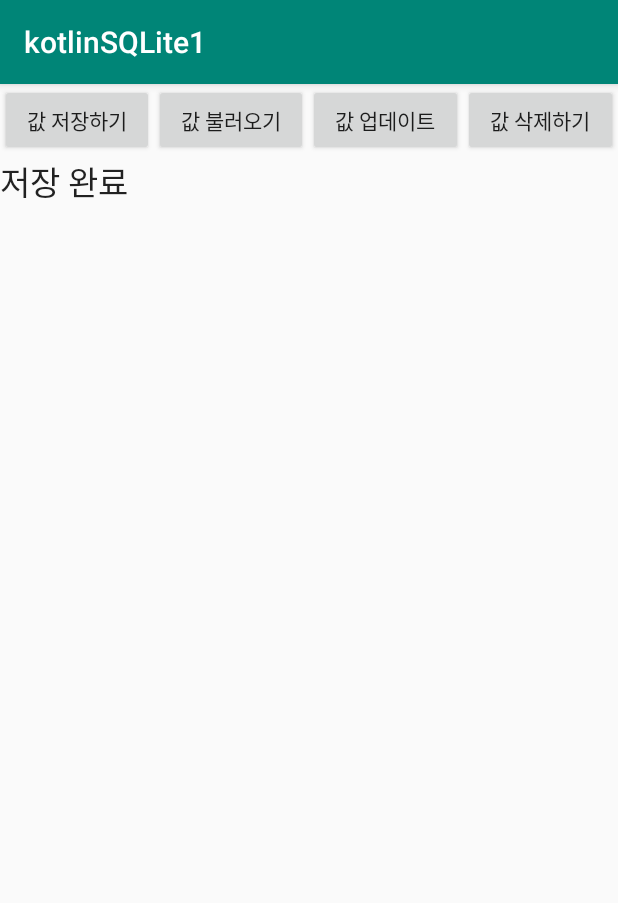
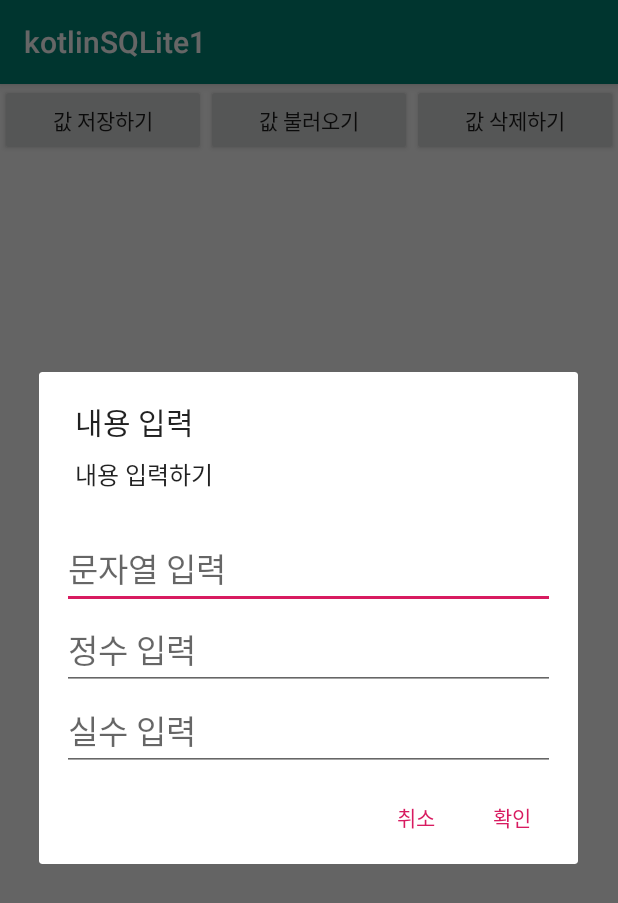
Before and after one commit to dailyshow/kotlinSQLite1, an Android app: the screen it shows after launch (MainActivity), after a tap on "값 저장하기", on a phone screen of 412 x 824 dp. Shown: the top 903 px of the screen. Run offline under Robolectric (Android 15) with nearby library versions, the phone set to English and light mode, and no system bars.

Commit message:
동적으로 crud 동작하도록 변경

```diff
--- a/app/build.gradle
+++ b/app/build.gradle
@@ -32,4 +32,5 @@ dependencies {
     testImplementation 'junit:junit:4.12'
     androidTestImplementation 'androidx.test.ext:junit:1.1.1'
     androidTestImplementation 'androidx.test.espresso:espresso-core:3.2.0'
+    implementation "androidx.recyclerview:recyclerview:1.0.0"
 }
--- a/app/src/main/java/com/cis/kotlinsqlite1/DBHelper.kt
+++ b/app/src/main/java/com/cis/kotlinsqlite1/DBHelper.kt
@@ -12,7 +12,7 @@ class DBHelper(context: Context): SQLiteOpenHelper(context, "Test.db", null, 2)
     override fun onCreate(db: SQLiteDatabase?) {
         Log.d("msg", "onCreate")
 
-        var sql = "create table TestTable (" +
+        val sql = "create table TestTable (" +
                 "idx integer primary key autoincrement," +
                 "textData text not null," +
                 "intData integer not null," +
--- /dev/null
+++ b/app/src/main/java/com/cis/kotlinsqlite1/Fragment/DialogInsertFragment.kt
@@ -0,0 +1,61 @@
+package com.cis.kotlinsqlite1.Fragment
+
+import android.app.Dialog
+import android.content.DialogInterface
+import android.os.Bundle
+import android.widget.EditText
+import android.widget.Toast
+import androidx.appcompat.app.AlertDialog
+import androidx.fragment.app.DialogFragment
+import com.cis.kotlinsqlite1.MainActivity
+import com.cis.kotlinsqlite1.R
+
+class DialogInsertFragment : DialogFragment() {
+    var str: EditText? = null
+    var intNum: EditText? = null
+    var floatNum: EditText? = null
+
+    override fun onCreateDialog(savedInstanceState: Bundle?): Dialog {
+
+        val view = requireActivity().layoutInflater.inflate(R.layout.dialog_insert, null)
+
+        str = view.findViewById<EditText>(R.id.inputTextEt)
+        intNum = view.findViewById<EditText>(R.id.inputIntEt)
+        floatNum = view.findViewById<EditText>(R.id.inputFloatEt)
+
+        val listener = Listener()
+
+        val builder = AlertDialog.Builder(requireActivity())
+        builder.setView(view)
+        builder.setTitle("내용 입력")
+        builder.setMessage("내용 입력하기")
+        builder.setNegativeButton("취소", listener)
+        builder.setPositiveButton("확인", listener)
+
+        val dialog = builder.create()
+
+        return dialog
+    }
+
+    inner class Listener : DialogInterface.OnClickListener {
+        override fun onClick(dialog: DialogInterface?, which: Int) {
+            when (which) {
+                DialogInterface.BUTTON_NEGATIVE -> {
+                    dismiss()
+                }
+                DialogInterface.BUTTON_POSITIVE -> {
+                    val str2 = str?.text.toString()
+                    val intNum2 = intNum?.text.toString().toInt()
+                    val floatNum2 = floatNum?.text.toString().toFloat()
+
+                    val mainActivity = activity as MainActivity
+                    mainActivity.insertData(requireActivity(), str2, intNum2, floatNum2)
+
+                    Toast.makeText(requireActivity(), "저장 완료", Toast.LENGTH_SHORT).show()
+
+                    mainActivity.selectData(requireActivity())
+                }
+            }
+        }
+    }
+}
--- /dev/null
+++ b/app/src/main/java/com/cis/kotlinsqlite1/Items.kt
@@ -0,0 +1,5 @@
+package com.cis.kotlinsqlite1
+
+class Items(var idx: Int, var textData: String, var intData: Int, var floatData: Float, var dateData: String) {
+
+}
--- a/app/src/main/res/layout/activity_main.xml
+++ b/app/src/main/res/layout/activity_main.xml
@@ -27,13 +27,6 @@
             android:text="값 불러오기" />
 
         <Button
-            android:id="@+id/updateBtn"
-            android:layout_width="0dp"
-            android:layout_height="wrap_content"
-            android:layout_weight="1"
-            android:text="값 업데이트" />
-
-        <Button
             android:id="@+id/deleteBtn"
             android:layout_width="0dp"
             android:layout_height="wrap_content"
@@ -41,16 +34,11 @@
             android:text="값 삭제하기" />
     </LinearLayout>
 
-    <ScrollView
+    <androidx.recyclerview.widget.RecyclerView
+        android:id="@+id/mainRv"
         android:layout_width="match_parent"
-        android:layout_height="match_parent">
-
-        <TextView
-            android:id="@+id/tv"
-            android:layout_width="match_parent"
-            android:layout_height="wrap_content"
-            android:text="textview"
-            android:textAppearance="@style/TextAppearance.AppCompat.Large" />
-    </ScrollView>
+        android:layout_height="match_parent"
+        app:layoutManager="androidx.recyclerview.widget.LinearLayoutManager"
+        tools:listitem="@layout/view_layout"/>
 
 </LinearLayout>
--- a/app/src/main/res/layout/dialog.xml
+++ b/app/src/main/res/layout/dialog.xml
@@ -16,5 +16,4 @@
         android:layout_width="match_parent"
         android:layout_height="wrap_content"/>
 
-
 </LinearLayout>
--- /dev/null
+++ b/app/src/main/res/layout/dialog_insert.xml
@@ -0,0 +1,22 @@
+<?xml version="1.0" encoding="utf-8"?>
+<LinearLayout xmlns:android="http://schemas.android.com/apk/res/android"
+    android:layout_width="match_parent"
+    android:layout_height="match_parent"
+    android:orientation="vertical">
+
+    <EditText
+        android:id="@+id/inputTextEt"
+        style="@style/DialogEtTvStyle"
+        android:hint="문자열 입력"/>
+
+    <EditText
+        android:id="@+id/inputIntEt"
+        style="@style/DialogEtTvStyle"
+        android:hint="정수 입력"/>
+
+    <EditText
+        android:id="@+id/inputFloatEt"
+        style="@style/DialogEtTvStyle"
+        android:hint="실수 입력"/>
+
+</LinearLayout>
--- a/app/src/main/res/values/styles.xml
+++ b/app/src/main/res/values/styles.xml
@@ -8,4 +8,12 @@
         <item name="colorAccent">@color/colorAccent</item>
     </style>
 
+    <style name="DialogEtTvStyle" parent="Theme.AppCompat.Light.DarkActionBar">
+        <item name="android:layout_width">match_parent</item>
+        <item name="android:layout_height">wrap_content</item>
+        <item name="android:layout_marginLeft">15dp</item>
+        <item name="android:layout_marginRight">15dp</item>
+        <item name="android:textAppearance">@style/TextAppearance.AppCompat.Large</item>
+    </style>
+
 </resources>
```
Also changed, not shown: app/src/main/java/com/cis/kotlinsqlite1/Fragment/DialogDeleteFragment.kt (renamed from app/src/main/java/com/cis/kotlinsqlite1/DialogFragment.kt, +15 -13 lines), app/src/main/java/com/cis/kotlinsqlite1/Fragment/DialogUpdateFragment.kt (added, +67 -0 lines), app/src/main/java/com/cis/kotlinsqlite1/MainActivity.kt (+60 -57 lines), app/src/main/java/com/cis/kotlinsqlite1/RecyclerAdapter.kt (added, +59 -0 lines), app/src/main/res/layout/dialog_update.xml (added, +27 -0 lines), app/src/main/res/layout/view_layout.xml (added, +27 -0 lines).
